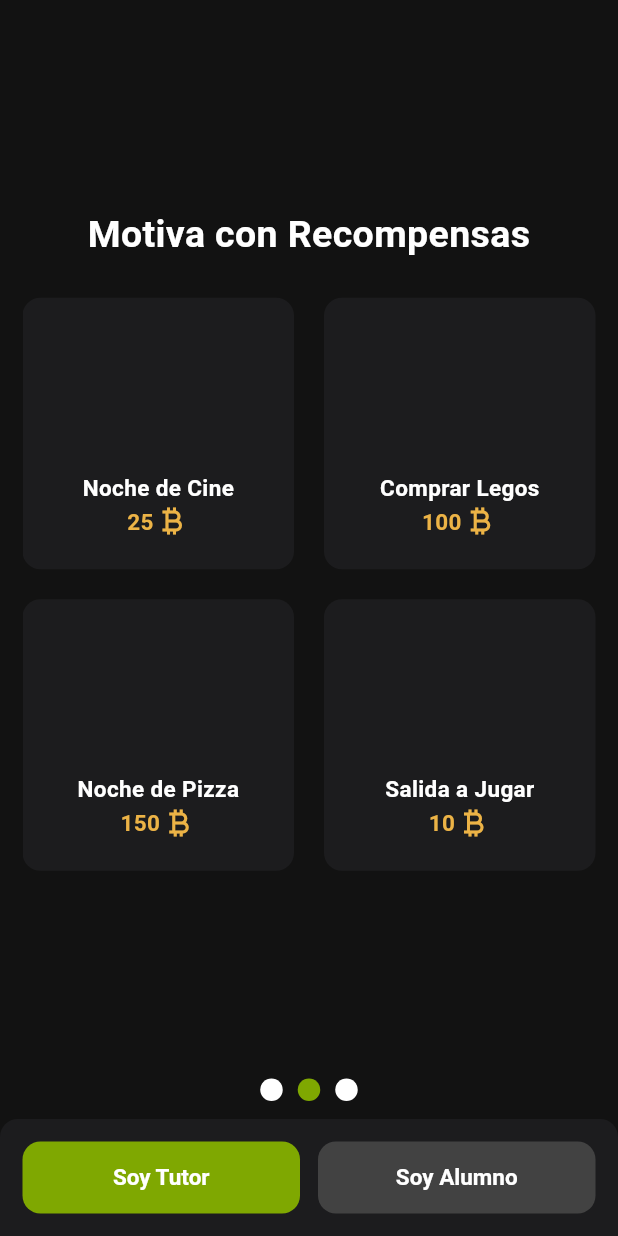
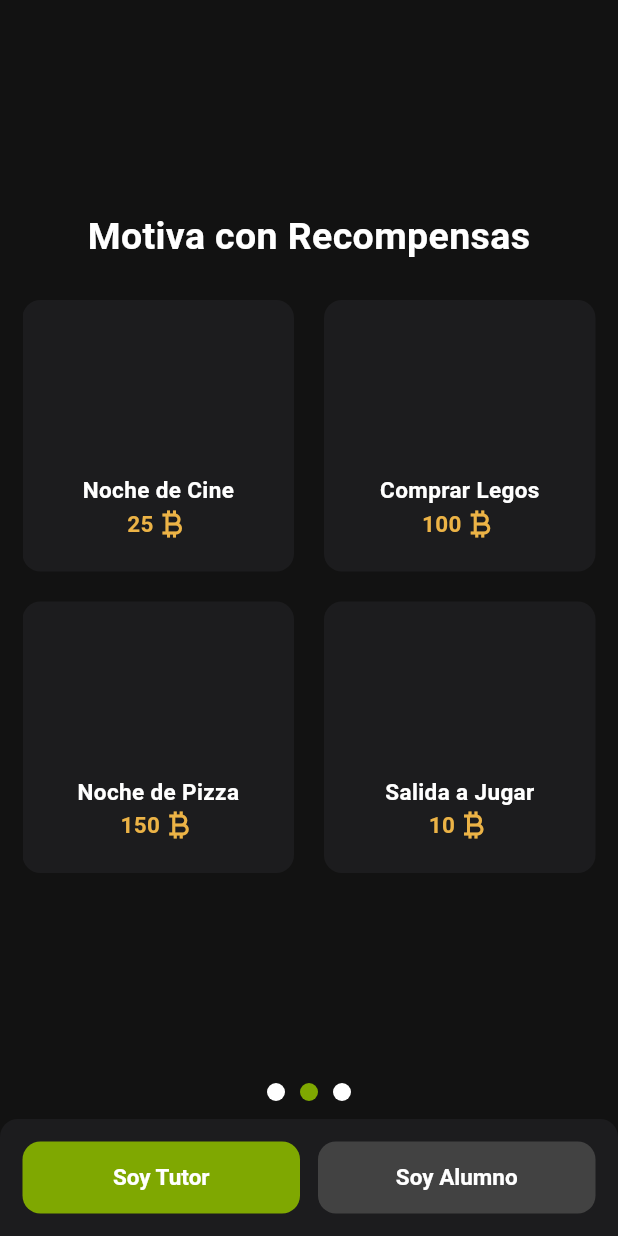
Before and after one commit to malvab11/flutter-tasks-points-app, a Flutter app: the screen it shows after launch, on a phone screen of 412 x 824 dp. Run offline on Flutter 3.47's test engine with Material 3 defaults, Android fonts, the light colour scheme and no system bars.

Commit message:
Presentation ViewModel

```diff
--- a/lib/ui/screens/presentation/presentation_screen.dart
+++ b/lib/ui/screens/presentation/presentation_screen.dart
@@ -1,11 +1,11 @@
-import 'dart:async';
-
 import 'package:flutter/material.dart';
+import 'package:provider/provider.dart';
 import 'package:mission_up/ui/screens/presentation/first_presentation_screen.dart';
 import 'package:mission_up/ui/screens/presentation/second_presentation_screen.dart';
 import 'package:mission_up/ui/screens/presentation/third_presentation_screen.dart';
 import 'package:mission_up/ui/styles/app_colors.dart';
 import 'package:mission_up/ui/widgets/common_button.dart';
+import 'package:mission_up/ui/viewmodels/presentation_viewmodel.dart';
 
 class PresentationScreen extends StatefulWidget {
   const PresentationScreen({super.key});
@@ -15,50 +15,7 @@ class PresentationScreen extends StatefulWidget {
 }
 
 class _PresentationScreenState extends State<PresentationScreen> {
-  int _currentPage = 0;
-
-  void updatePage(int newPage) {
-    setState(() {
-      _currentPage = newPage;
-    });
-  }
-
-  @override
-  Widget build(BuildContext context) {
-    return SafeArea(
-      child: Scaffold(
-        body: Column(
-          children: [
-            Expanded(
-              child: Padding(
-                padding: const EdgeInsets.symmetric(horizontal: 15),
-                child: CarrouselPresentations(onPageChanged: updatePage),
-              ),
-            ),
-            CarrouselIconos(currentPage: _currentPage),
-            const SizedBox(height: 12),
-            const ButtonsSection(),
-          ],
-        ),
-      ),
-    );
-  }
-}
-
-class CarrouselPresentations extends StatefulWidget {
-  final Function(int) onPageChanged;
-  const CarrouselPresentations({super.key, required this.onPageChanged});
-
-  @override
-  State<CarrouselPresentations> createState() => _CarrouselPresentationsState();
-}
-
-class _CarrouselPresentationsState extends State<CarrouselPresentations> {
-  late final PageController _pageController;
-  late final Timer _timer;
-  int _currentPresentation = 0;
-
-  final List<Widget> _presentaciones = const [
+  final List<Widget> _pages = const [
     FirstPresentationScreen(),
     SecondPresentationScreen(),
     ThirdPresentationScreen(),
@@ -67,39 +24,43 @@ class _CarrouselPresentationsState extends State<CarrouselPresentations> {
   @override
   void initState() {
     super.initState();
-    _pageController = PageController();
-
-    _timer = Timer.periodic(const Duration(seconds: 5), (it) {
-      _currentPresentation++;
-      if (_currentPresentation >= _presentaciones.length) {
-        _currentPresentation = 0;
-      }
-      _pageController.animateToPage(
-        _currentPresentation,
-        duration: const Duration(milliseconds: 500),
-        curve: Curves.easeInOut,
+    WidgetsBinding.instance.addPostFrameCallback((_) {
+      context.read<PresentationViewmodel>().startCarrousel(
+        pages: _pages.length,
       );
     });
   }
 
   @override
   void dispose() {
-    _pageController.dispose();
-    _timer.cancel();
+    context.read<PresentationViewmodel>().disposeValues();
     super.dispose();
   }
 
   @override
   Widget build(BuildContext context) {
-    return PageView(
-      controller: _pageController,
-      children: _presentaciones,
-      onPageChanged: (index) {
-        setState(() {
-          _currentPresentation = index;
-        });
-        widget.onPageChanged(index);
-      },
+    final viewmodel = context.watch<PresentationViewmodel>();
+
+    return SafeArea(
+      child: Scaffold(
+        body: Column(
+          children: [
+            Expanded(
+              child: Padding(
+                padding: const EdgeInsets.symmetric(horizontal: 15),
+                child: PageView(
+                  controller: viewmodel.pageController,
+                  onPageChanged: viewmodel.onPageChanged,
+                  children: _pages,
+                ),
+              ),
+            ),
+            CarrouselIconos(currentPage: viewmodel.currentPage),
+            const SizedBox(height: 12),
+            const ButtonsSection(),
+          ],
+        ),
+      ),
     );
   }
 }
@@ -116,8 +77,8 @@ class CarrouselIconos extends StatelessWidget {
         final isActive = index == currentPage;
         return Container(
           margin: const EdgeInsets.symmetric(horizontal: 5),
-          width: 15,
-          height: 15,
+          width: 12,
+          height: 12,
           decoration: BoxDecoration(
             shape: BoxShape.circle,
             color: isActive ? AppColors.greenColor : AppColors.whiteColor,
```
Also changed, not shown: lib/main.dart (+10 -1 lines), lib/ui/viewmodels/presentation_viewmodel.dart (added, +34 -0 lines).
